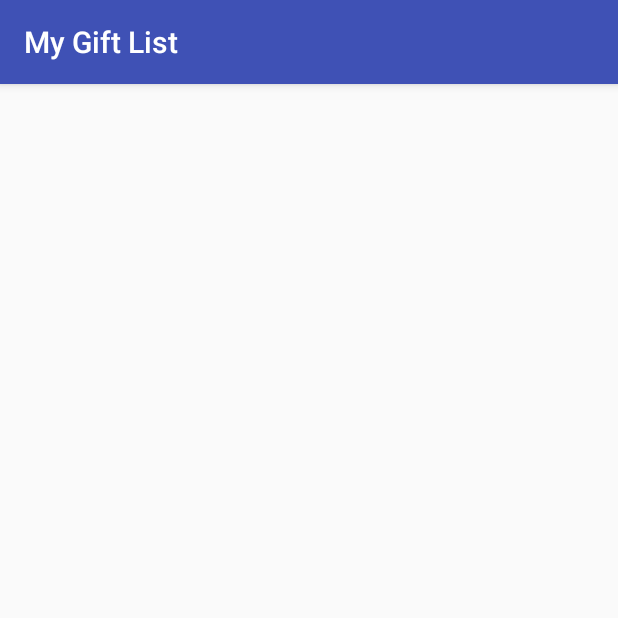
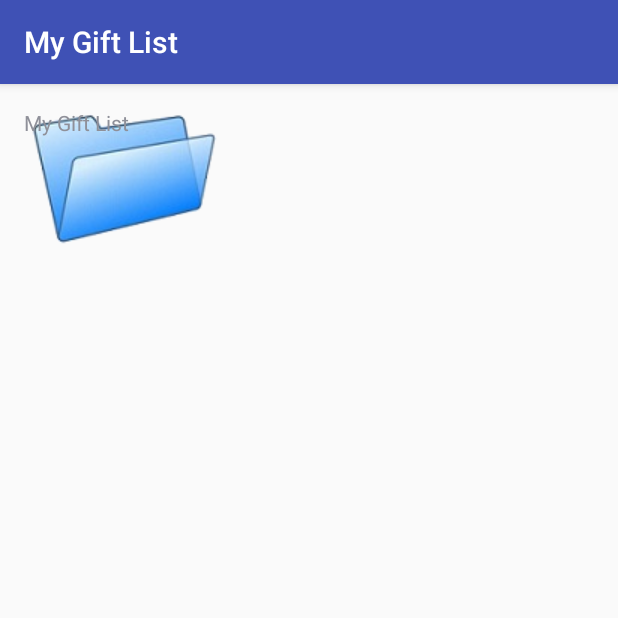
Before and after one commit to jdn0215/MyGiftList, an Android app: the screen it shows after launch (MainActivity), on a phone screen of 412 x 824 dp, the top half of it. Run offline under Robolectric (Android 15) with nearby library versions, the phone set to English and light mode, and no system bars.

Commit message:
arreglo_parametros_component_mainActivity

```diff
--- a/proyecto/app/src/main/java/a2017iciclo/moviles/unacr/globales/proyecto/mygiftlist/mygiftlist/Folder.java
+++ b/proyecto/app/src/main/java/a2017iciclo/moviles/unacr/globales/proyecto/mygiftlist/mygiftlist/Folder.java
@@ -12,33 +12,33 @@ import java.util.ArrayList;
 ///para manejar de forma rápida las carpetas de imagenes de la app
 final public class Folder extends ArrayList<String> {
 
-    static String s_S_preferenceName="mgl_folders";
-    static String s_S_size=Folder.s_S_preferenceName+"_size";
-    static String s_S_index = Folder.s_S_preferenceName+"_";
+    static String s_S_F_preferenceName="mgl_folders";
+    static String s_S_F_size=Folder.s_S_F_preferenceName+"_size";
+    static String s_S_F_index = Folder.s_S_F_preferenceName+"_";
 
 
-    SharedPreferences v_Sp_Preferences;
-    SharedPreferences.Editor v_sp_Editor;
-    Context v_c_Contexto;
+    SharedPreferences v_Sp_F_Preferences;
+    SharedPreferences.Editor v_sp_F_Editor;
+    Context v_c_F_Contexto;
     public Folder(Context contexto){
         super();
-        this.v_c_Contexto=contexto;
+        this.v_c_F_Contexto=contexto;
         this.init();
     }
     void init(){
-        this.v_Sp_Preferences = this.v_c_Contexto.getSharedPreferences(Folder.s_S_preferenceName,Context.MODE_PRIVATE);
-        this.v_sp_Editor = this.v_Sp_Preferences.edit();
+        this.v_Sp_F_Preferences = this.v_c_F_Contexto.getSharedPreferences(Folder.s_S_F_preferenceName,Context.MODE_PRIVATE);
+        this.v_sp_F_Editor = this.v_Sp_F_Preferences.edit();
         this.load();
     }
     void load(){
-        int size = this.v_Sp_Preferences.getInt(Folder.s_S_size,0);
+        int size = this.v_Sp_F_Preferences.getInt(Folder.s_S_F_size,0);
         if(size == 0){
             //si el shared no tiene nada, lo agrega y a la vez actualiza el shared
             this.add("My Gift List");
         }else{
             //va de indice en indece tomando cada folder
             for(int i = 0;i < size; i++){
-                String folder = this.v_Sp_Preferences.getString(Folder.s_S_index+i,"ERROR!");
+                String folder = this.v_Sp_F_Preferences.getString(Folder.s_S_F_index+i,"ERROR!");
                 super.add(folder);
             }
         }
@@ -53,15 +53,15 @@ final public class Folder extends ArrayList<String> {
         return addFolder(nuevaCarpeta) && super.add(nuevaCarpeta);
     }
     boolean addFolder(String name){
-        this.v_sp_Editor.putString(Folder.s_S_index+super.size(),name);
-        return this.v_sp_Editor.commit();
+        this.v_sp_F_Editor.putString(Folder.s_S_F_index+super.size(),name);
+        return this.v_sp_F_Editor.commit();
     }
 
     public boolean remover(String key){
         int index = super.indexOf(key);
         if(index == -1)
             return false;
-        this.v_sp_Editor.remove(Folder.s_S_index+index);
+        this.v_sp_F_Editor.remove(Folder.s_S_F_index+index);
         super.remove(index);
         return true;
     }
--- a/proyecto/app/src/main/java/a2017iciclo/moviles/unacr/globales/proyecto/mygiftlist/mygiftlist/MainActivity.java
+++ b/proyecto/app/src/main/java/a2017iciclo/moviles/unacr/globales/proyecto/mygiftlist/mygiftlist/MainActivity.java
@@ -2,13 +2,21 @@ package a2017iciclo.moviles.unacr.globales.proyecto.mygiftlist.mygiftlist;
 
 import android.os.Bundle;
 import android.support.v7.app.AppCompatActivity;
+import android.widget.TableLayout;
 
 public class MainActivity extends AppCompatActivity {
-    Folder folders;
+    Folder v_F_M_folders;
+    TableCreator v_TC_M_creator;
     @Override
     protected void onCreate(Bundle savedInstanceState) {
         super.onCreate(savedInstanceState);
         setContentView(R.layout.activity_main);
-        folders = new Folder(super.getApplicationContext());
+        v_F_M_folders = new Folder(super.getApplicationContext());
+        TableLayout v_F_M_tb= (TableLayout) findViewById(R.id.carpetas);
+        v_TC_M_creator=new TableCreator(v_F_M_tb,super.getApplicationContext(),3);
+        for(int i=0;i<v_F_M_folders.size();i++){
+            Component comp=new Component(super.getApplicationContext(),R.drawable.carpeta,v_F_M_folders.get(i));
+            v_TC_M_creator.addComponent(comp);
+        }
     }
 }
--- a/proyecto/app/src/main/res/layout/activity_main.xml
+++ b/proyecto/app/src/main/res/layout/activity_main.xml
@@ -10,4 +10,40 @@
     android:paddingTop="@dimen/activity_vertical_margin"
     tools:context="a2017iciclo.moviles.unacr.globales.proyecto.mygiftlist.mygiftlist.MainActivity">
 
+    <TableLayout
+        android:id="@+id/carpetas"
+        android:layout_width="match_parent"
+        android:layout_height="350dp"
+        android:layout_alignParentLeft="true"
+        android:layout_alignParentStart="true"
+        android:layout_alignParentTop="true">
+
+        <TableRow
+            android:layout_width="match_parent"
+            android:layout_height="match_parent"
+            android:layout_alignParentLeft="true"
+            android:layout_alignParentStart="true"
+            android:layout_alignParentTop="true" />
+
+        <TableRow
+            android:layout_width="match_parent"
+            android:layout_height="match_parent" />
+
+        <TableRow
+            android:layout_width="match_parent"
+            android:layout_height="match_parent" />
+
+        <TableRow
+            android:layout_width="match_parent"
+            android:layout_height="match_parent" />
+
+        <TableRow
+            android:layout_width="match_parent"
+            android:layout_height="match_parent" />
+
+        <TableRow
+            android:layout_width="match_parent"
+            android:layout_height="match_parent" />
+    </TableLayout>
+
 </RelativeLayout>
```
Also changed, not shown: 1 other file.
